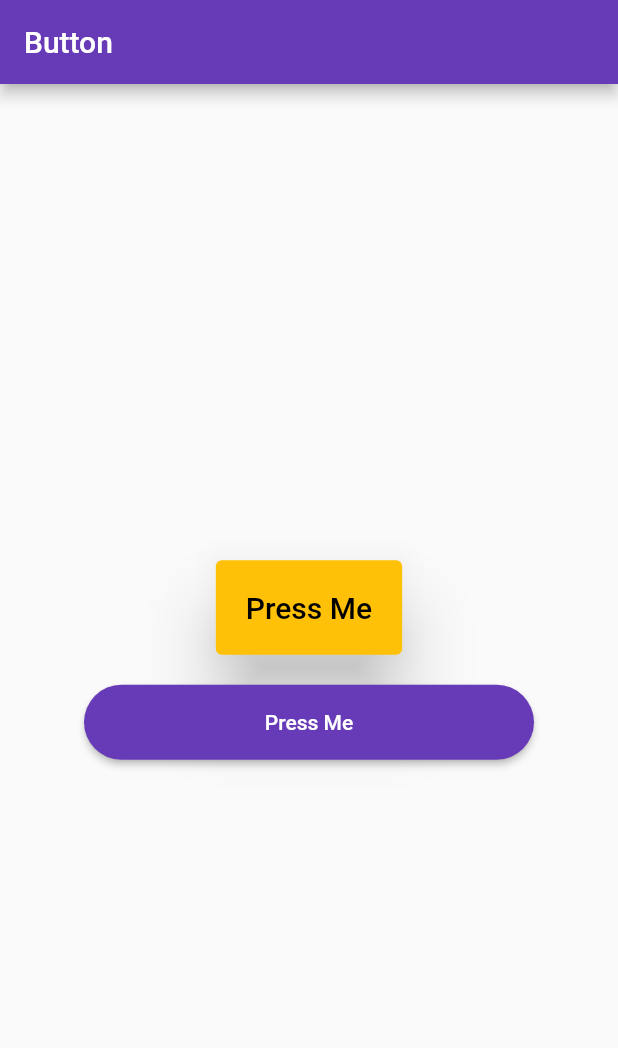
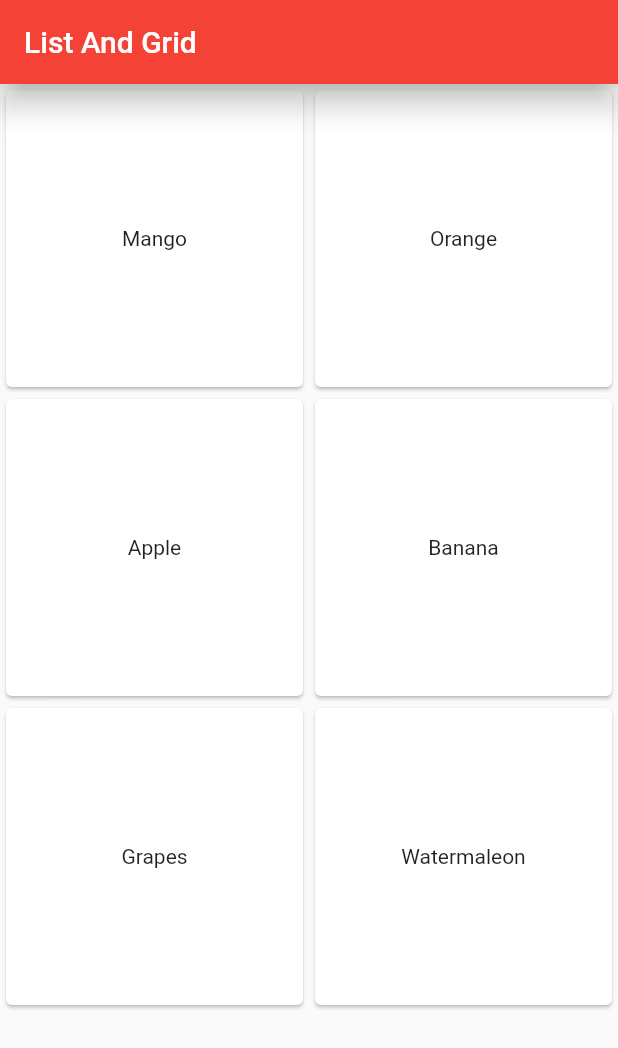
Before and after one commit to Bajrang-Choudhary/FlutterConcepts, a Flutter app: the screen it shows after launch, on a phone screen of 412 x 824 dp. Shown: the top 1048 px of the screen. Run offline on Flutter 3.47's test engine with Material 2 defaults, Android fonts, the phone set to English and light mode, and no system bars.

Commit message:
List and Grid view

```diff
--- a/lib/Widgets/buttons.dart
+++ b/lib/Widgets/buttons.dart
@@ -35,11 +35,8 @@
               print('like');
             },
               child: const Text('Press Me')
-
               ),
           )
-
-
         ]),
       ),
     );
--- /dev/null
+++ b/lib/Widgets/list_grid.dart
@@ -0,0 +1,82 @@
+import 'package:flutter/material.dart';
+
+class ListGrid extends StatefulWidget {
+  const ListGrid({super.key});
+
+  @override
+  State<ListGrid> createState() => _ListGridState();
+}
+
+class _ListGridState extends State<ListGrid> {
+  List<String> fruits = ['Mango', 'Orange', 'Apple', 'Banana', 'Grapes', 'Watermaleon'];
+  Map fruits_person = {
+    'fruits': ['Mango', 'Orange', 'Apple', 'Banana', 'Grapes', 'Watermaleon'],
+    'names': ['Rupa', 'BC', 'Arjav', 'Ram', 'Arjun', 'Seeta',]
+  };
+  @override
+  Widget build(BuildContext context) {
+    return Scaffold(
+      appBar: AppBar(
+        title: const Text('List And Grid'),
+        backgroundColor: Colors.red,
+        elevation: 8,
+      ),
+      body: Container(
+        //////////////////////////////LIST VIEW///////////////////////////////////////////////
+        // child: ListView.builder(
+        //   itemCount: fruits.length,
+        //   itemBuilder: (context, index) {
+        //     return Card(
+        //       child: ListTile(
+        //         onTap: (){
+        //           print((fruits_person['names'][index]));
+        //         },
+        //         leading: const Icon(Icons.person_2),
+        //         title:Text(fruits_person['fruits'][index]),
+        //         subtitle: Text(fruits_person['names'][index]),
+        //     ),);
+        //   },
+        // ),
+        // child: ListView(children: const [     // If you Define a column then Scrolling will not possible bcoz it will show error that space is over.
+        //   Card(                               // Card have more unique UI then a Container.
+        //     child: ListTile(
+        //       title: Text('Mango'),
+        //       subtitle: Text('King of fruits'),
+        //     ),
+        //   ),
+        // ]),
+        ////////////////////////////////////LIST VIEW///////////////////////////////////////////
+
+
+
+
+        // child: GridView(gridDelegate: const SliverGridDelegateWithFixedCrossAxisCount(crossAxisCount: 3,crossAxisSpacing: 20, mainAxisSpacing: 20),
+        // children: const [
+        //   Card(child: Center(child: Text('Orange')),),
+        //   Card(child: Center(child: Text('Orange')),),
+        //   Card(child: Center(child: Text('Orange')),),
+        //   Card(child: Center(child: Text('Orange')),),
+        //   Card(child: Center(child: Text('Orange')),),
+        //   Card(child: Center(child: Text('Orange')),),
+        //   Card(child: Center(child: Text('Orange')),),
+        //   Card(child: Center(child: Text('Orange')),),
+        //   Card(child: Center(child: Text('Orange')),),
+        //   Card(child: Center(child: Text('Orange')),),
+        // ],
+        child: GridView.builder(
+          itemCount: fruits.length,
+          gridDelegate: const SliverGridDelegateWithFixedCrossAxisCount(crossAxisCount: 2), itemBuilder: (context, index){
+          return Card(child: Center(child: Text(fruits[index]),),);
+        }),
+
+
+        ),
+
+
+
+
+
+
+      );
+  }
+}
--- a/lib/main.dart
+++ b/lib/main.dart
@@ -1,4 +1,5 @@
 import 'package:containers_sizedbox/Widgets/buttons.dart';
+import 'package:containers_sizedbox/Widgets/list_grid.dart';
 import 'package:containers_sizedbox/Widgets/rawscols.dart';
 import 'package:flutter/material.dart';
 
@@ -19,7 +20,7 @@
         // appBarTheme: const AppBarTheme(backgroundColor: Colors.green),
       ),
       // home: const Container_Sized(),
-      home: const ButtonWidget(),
+      home: const ListGrid(),
     );
   }
 }
```
